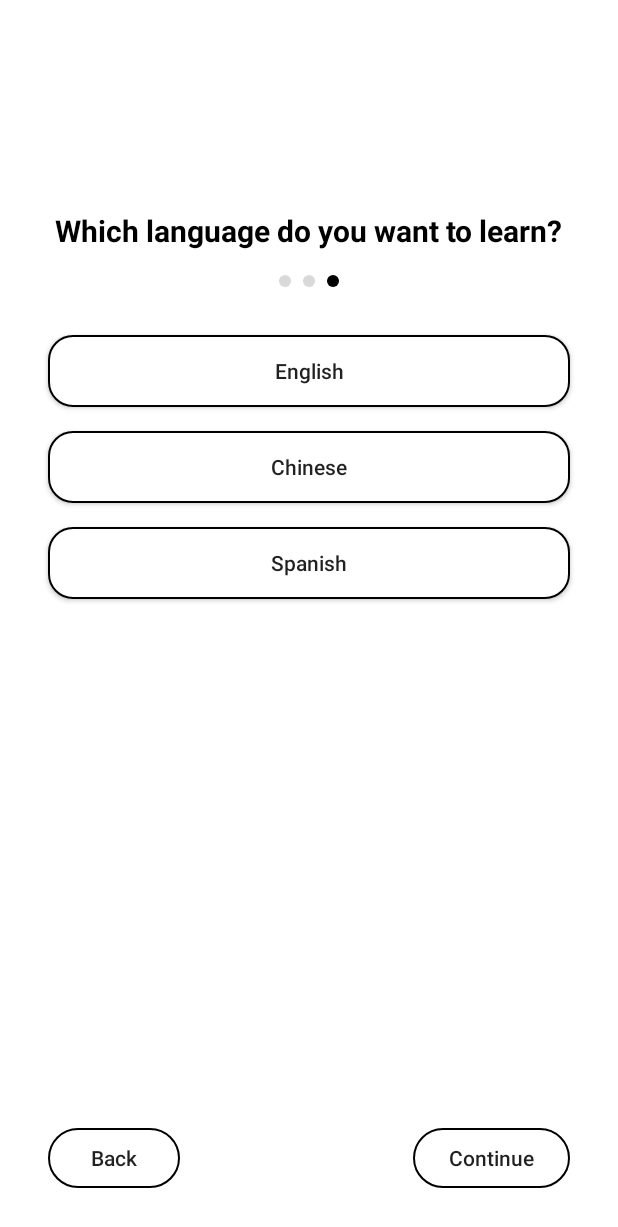
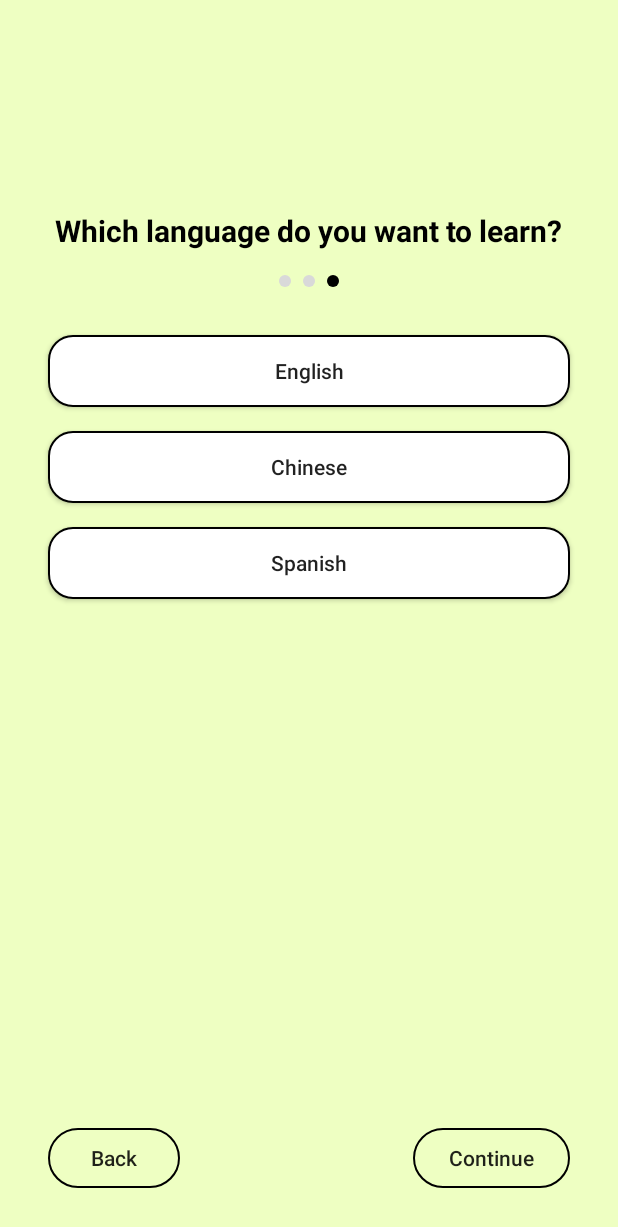
Before and after one commit to awelotta/Lingonary, an Android app built with Jetpack Compose: the LearningLanguageActivity screen opened directly, with no data from a screen before it, on a phone screen of 412 x 824 dp. Shown: the top 1227 px of the screen. Run offline under Robolectric (Android 15) with nearby library versions, the phone set to English and light mode, and no system bars.

Commit message:
Updates for App 12/1/25

```diff
--- a/app/src/main/res/layout/activity_onboarding_learning_language.xml
+++ b/app/src/main/res/layout/activity_onboarding_learning_language.xml
@@ -4,7 +4,7 @@
     xmlns:app="http://schemas.android.com/apk/res-auto"
     android:layout_width="match_parent"
     android:layout_height="match_parent"
-    android:background="@color/white">
+    android:background="#EEFFC2">
 
     <!-- Question text -->
     <TextView
--- a/app/src/main/res/layout/activity_onboarding_native_language.xml
+++ b/app/src/main/res/layout/activity_onboarding_native_language.xml
@@ -4,7 +4,7 @@
     xmlns:app="http://schemas.android.com/apk/res-auto"
     android:layout_width="match_parent"
     android:layout_height="match_parent"
-    android:background="@color/white">
+    android:background="#F8FFE8">
 
     <TextView
         android:id="@+id/tvQuestion2"
```
